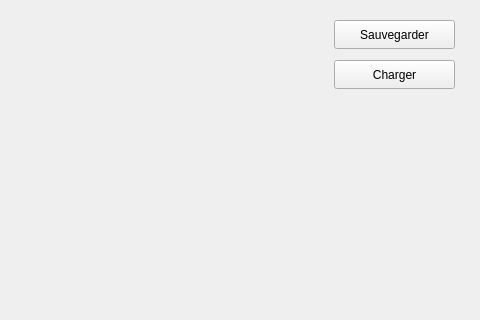
First picture: the form in TP-Refacto/jeugui.ui, repository WRKT/cpp-project, before the edit; both pictures show x 276 to 756 and y 0 to 320 of the 756 by 708 pixel window.
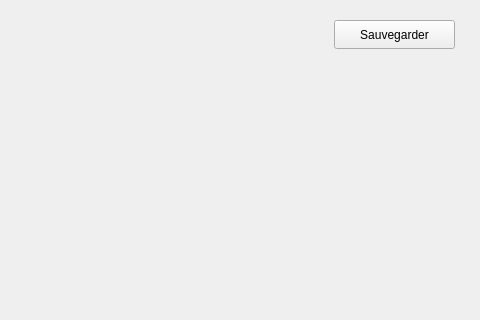
Second picture: the form after the edit.

Commit message: FIX - déplacement du bouton charger dans accueil

```diff
--- a/TP-Refacto/jeugui.ui
+++ b/TP-Refacto/jeugui.ui
@@ -176,19 +176,6 @@
     </property>
    </layout>
   </widget>
-  <widget class="QPushButton" name="chargerButton">
-   <property name="geometry">
-    <rect>
-     <x>610</x>
-     <y>60</y>
-     <width>121</width>
-     <height>29</height>
-    </rect>
-   </property>
-   <property name="text">
-    <string>Charger</string>
-   </property>
-  </widget>
   <widget class="QLabel" name="labelErreur">
    <property name="geometry">
     <rect>
```
The commit also changes 5 other files.
